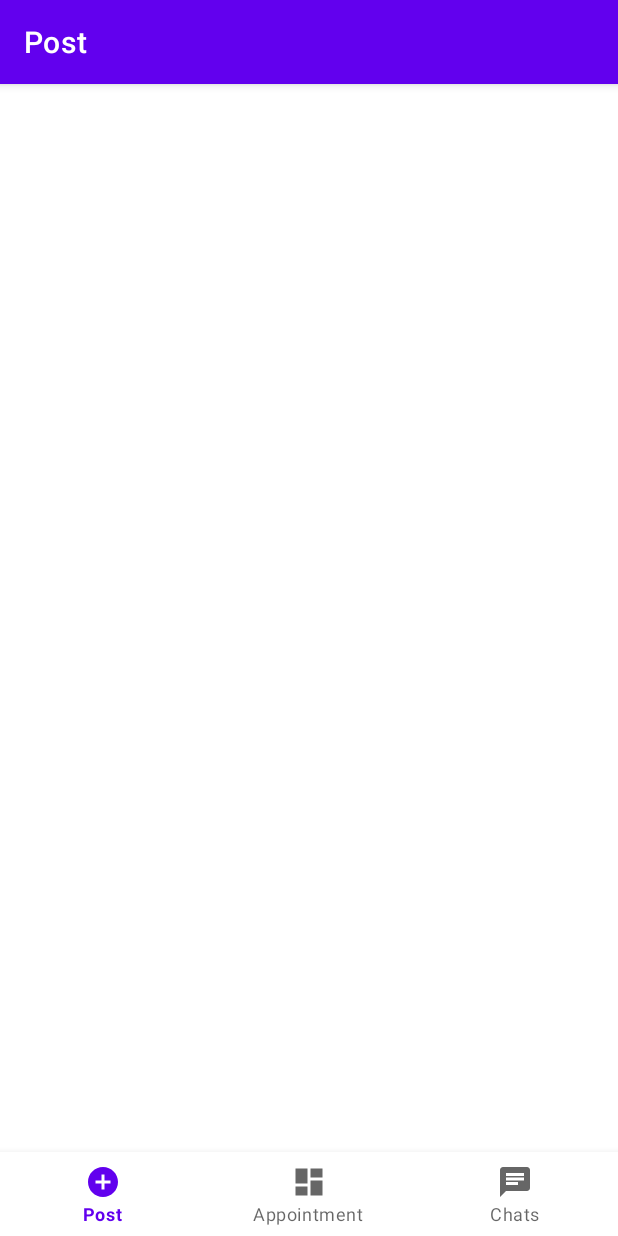
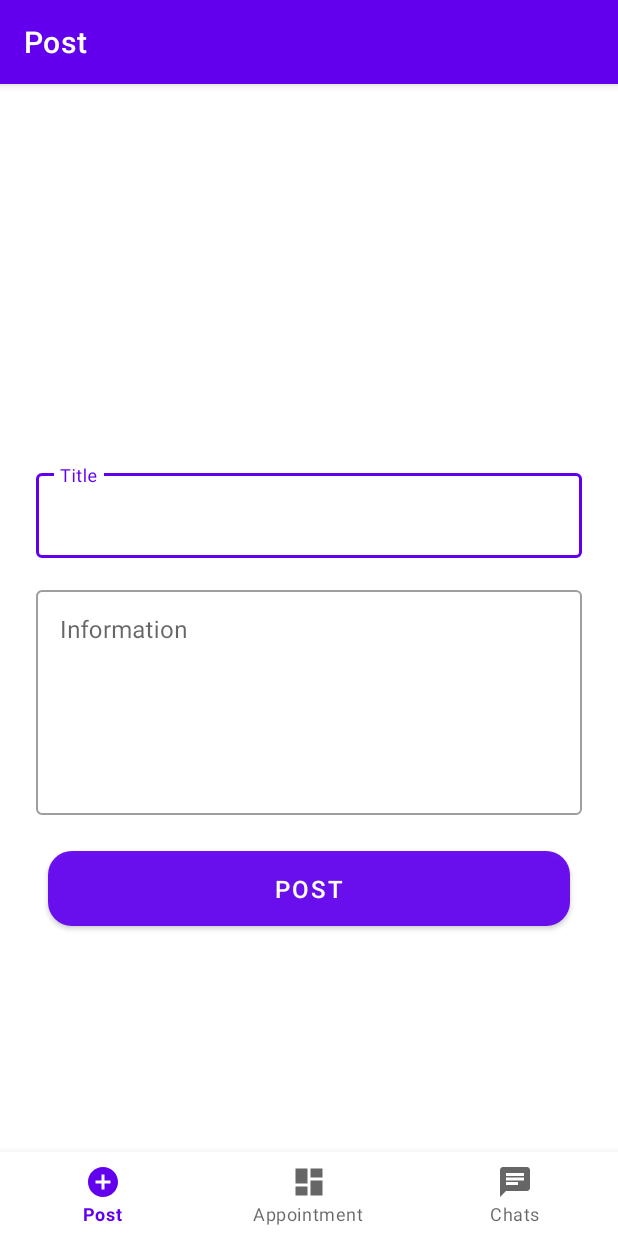
Before and after one commit to abeni5049/Health-Advisor, an Android app: the PostFragment screen opened directly, with no data from a screen before it, on a phone screen of 412 x 824 dp. Run offline under Robolectric (Android 15) with nearby library versions, the phone set to English and light mode, and no system bars; our stand-ins replace navigation-ui.

Commit message:
add post fragment ui

```diff
--- a/app/src/main/java/com/example/healthadvisor/ui/Post/PostFragment.java
+++ b/app/src/main/java/com/example/healthadvisor/ui/Post/PostFragment.java
@@ -21,7 +21,7 @@ public class PostFragment extends Fragment {
         binding = FragmentPostBinding.inflate(inflater, container, false);
         View root = binding.getRoot();
 
-        final TextView textView = binding.textHome;
+
 
         return root;
     }
--- a/app/src/main/res/layout/fragment_post.xml
+++ b/app/src/main/res/layout/fragment_post.xml
@@ -1,22 +1,61 @@
 <?xml version="1.0" encoding="utf-8"?>
-<androidx.constraintlayout.widget.ConstraintLayout xmlns:android="http://schemas.android.com/apk/res/android"
-    xmlns:app="http://schemas.android.com/apk/res-auto"
+<LinearLayout xmlns:android="http://schemas.android.com/apk/res/android"
     xmlns:tools="http://schemas.android.com/tools"
     android:layout_width="match_parent"
     android:layout_height="match_parent"
-    tools:context=".ui.Post.PostFragment">
+    android:padding="16dp"
+    android:orientation="vertical"
+    android:gravity="center"
+    tools:context=".LoginActivity">
 
-    <TextView
-        android:id="@+id/text_home"
+    <!-- Title text field-->
+    <com.google.android.material.textfield.TextInputLayout
+        android:id="@+id/usernameTextField"
         android:layout_width="match_parent"
         android:layout_height="wrap_content"
-        android:layout_marginStart="8dp"
-        android:layout_marginTop="8dp"
-        android:layout_marginEnd="8dp"
-        android:textAlignment="center"
-        android:textSize="20sp"
-        app:layout_constraintBottom_toBottomOf="parent"
-        app:layout_constraintEnd_toEndOf="parent"
-        app:layout_constraintStart_toStartOf="parent"
-        app:layout_constraintTop_toTopOf="parent" />
-</androidx.constraintlayout.widget.ConstraintLayout>
+        android:layout_margin="8dp"
+        android:hint="Title"
+        style="@style/Widget.MaterialComponents.TextInputLayout.OutlinedBox">
+
+        <com.google.android.material.textfield.TextInputEditText
+            android:layout_width="match_parent"
+            android:layout_height="wrap_content" />
+
+    </com.google.android.material.textfield.TextInputLayout>
+
+
+    <!--  Information text field-->
+    <com.google.android.material.textfield.TextInputLayout
+        android:id="@+id/outlinedTextField"
+        android:layout_width="match_parent"
+        android:layout_height="wrap_content"
+        android:layout_margin="8dp"
+        android:hint="Information"
+        style="@style/Widget.MaterialComponents.TextInputLayout.OutlinedBox">
+
+        <com.google.android.material.textfield.TextInputEditText
+            android:layout_width="match_parent"
+            android:layout_height="wrap_content"
+            android:inputType="textMultiLine"
+            android:lines="8"
+            android:minLines="6"
+            android:gravity="top|start"
+            android:maxLines="10"
+            android:scrollbars="vertical"
+            />
+
+    </com.google.android.material.textfield.TextInputLayout>
+
+    <Button
+        android:id="@+id/login_button"
+        android:layout_margin="16dp"
+        android:padding="8dp"
+        android:text="Post"
+        android:textSize="16sp"
+        android:layout_width="match_parent"
+        android:layout_height="wrap_content"
+        android:background="@drawable/rounded_button"
+        android:layout_gravity="center"
+        />
+
+</LinearLayout>
```
